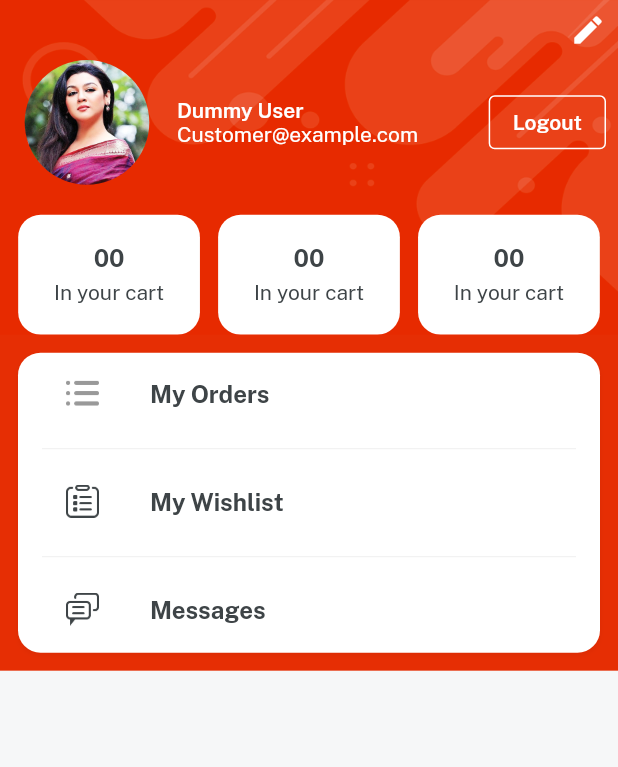
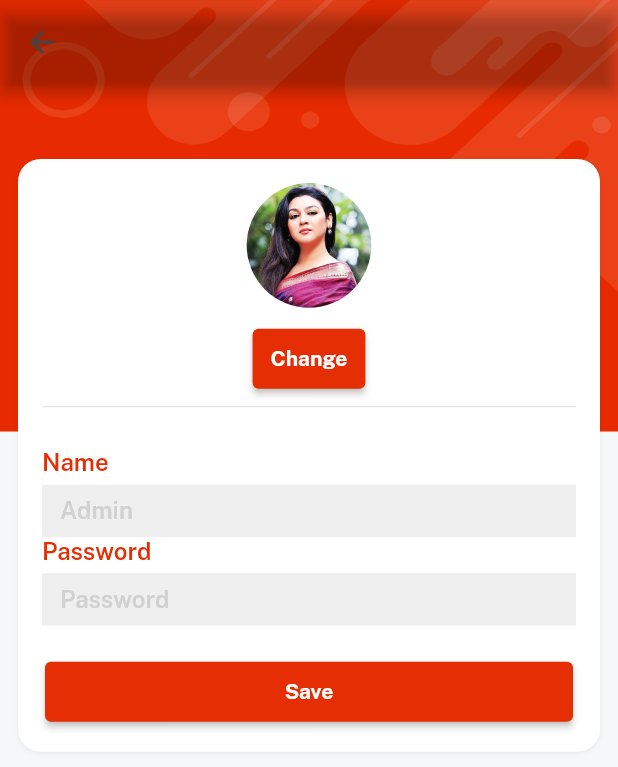
Before and after one commit to SwitU7Ronald/CC-Store, a Flutter app: the ProfileScreen screen opened directly, after a tap on the "edit" icon, on a phone screen of 412 x 824 dp. Shown: the top 767 px of the screen. Run offline on Flutter 3.47's test engine with Material 2 defaults, Android fonts, the phone set to English and light mode, and no system bars; our stand-ins replace cloud_firestore, firebase_auth, firebase_core, get, image_picker, velocity_x; accounts and stored records are empty; network calls fail.

Commit message:
Edit Screen Updated - Add Edit Button Of profile_controller - Add Image Picker In Edit Profile (Image Picker Won't Work) - Login User Token Save When App Restart - SignUp User Now Save Their UID In Firestore

```diff
--- /dev/null
+++ b/lib/views/profile_screen/edit_profile_screen.dart
@@ -0,0 +1,54 @@
+// ignore_for_file: prefer_const_constructors
+
+import 'package:emart_app/consts/consts.dart';
+import 'package:emart_app/widgets_common/bg_widget.dart';
+import 'package:emart_app/widgets_common/custom_textfield.dart';
+import 'package:emart_app/widgets_common/our_button.dart';
+
+class EditProfileScreen extends StatelessWidget {
+  const EditProfileScreen({super.key});
+
+  @override
+  Widget build(BuildContext context) {
+    return bgWidget(
+        child: Scaffold(
+      appBar: AppBar(),
+      body: Column(
+        mainAxisSize: MainAxisSize.min,
+        children: [
+          Image.asset(imgProfile2, width: 100, fit: BoxFit.cover)
+              .box
+              .roundedFull
+              .clip(Clip.antiAlias)
+              .make(),
+          10.heightBox,
+          ourButton(
+              color: redColor,
+              onPress: () {},
+              textColor: whiteColor,
+              title: "Change"),
+          const Divider(),
+          20.heightBox,
+          customTextField(hint: nameHint, title: name, isPass: false),
+          customTextField(hint: password, title: password, isPass: true),
+          20.heightBox,
+          SizedBox(
+            width: context.screenWidth - 60,
+            child: ourButton(
+                color: redColor,
+                onPress: () {},
+                textColor: whiteColor,
+                title: "Save"),
+          ),
+        ],
+      )
+          .box
+          .white
+          .shadowSm
+          .padding(const EdgeInsets.all(16))
+          .margin(EdgeInsets.only(top: 50, left: 12, right: 12))
+          .rounded
+          .make(),
+    ));
+  }
+}
--- a/lib/views/profile_screen/profile_screen.dart
+++ b/lib/views/profile_screen/profile_screen.dart
@@ -3,6 +3,7 @@ import 'package:emart_app/consts/lists.dart';
 import 'package:emart_app/controller/auth_controller.dart';
 import 'package:emart_app/views/auth_screen/login_screen.dart';
 import 'package:emart_app/views/profile_screen/components/details_card.dart';
+import 'package:emart_app/views/profile_screen/edit_profile_screen.dart';
 import 'package:emart_app/widgets_common/bg_widget.dart';
 import 'package:get/get.dart';
 
@@ -11,6 +12,8 @@ class ProfileScreen extends StatelessWidget {
 
   @override
   Widget build(BuildContext context) {
+    var controller = Get.put(ProfileScreen());
+
     return bgWidget(
       child: Scaffold(
         body: SafeArea(
@@ -23,7 +26,9 @@ class ProfileScreen extends StatelessWidget {
               child: const Align(
                       alignment: Alignment.topRight,
                       child: Icon(Icons.edit, color: whiteColor))
-                  .onTap(() {}),
+                  .onTap(() {
+                Get.to(() => const EditProfileScreen());
+              }),
             ),
 
             //users details section
--- a/pubspec.yaml
+++ b/pubspec.yaml
@@ -40,6 +40,7 @@ dependencies:
   cloud_firestore: ^4.9.2
   firebase_storage: ^11.2.7
   firebase_auth: ^4.10.0
+  image_picker: ^1.0.4
 
 dev_dependencies:
   flutter_test:
```
Also changed, not shown: lib/controller/auth_controller.dart (+9 -2 lines), lib/controller/profile_controller.dart (added, +19 -0 lines), lib/views/auth_screen/login_screen.dart (+12 -3 lines), lib/views/auth_screen/signup_screen.dart (+11 -3 lines), lib/views/splash_screen/splash_screen.dart (+16 -7 lines), pubspec.lock, 5 other files.
